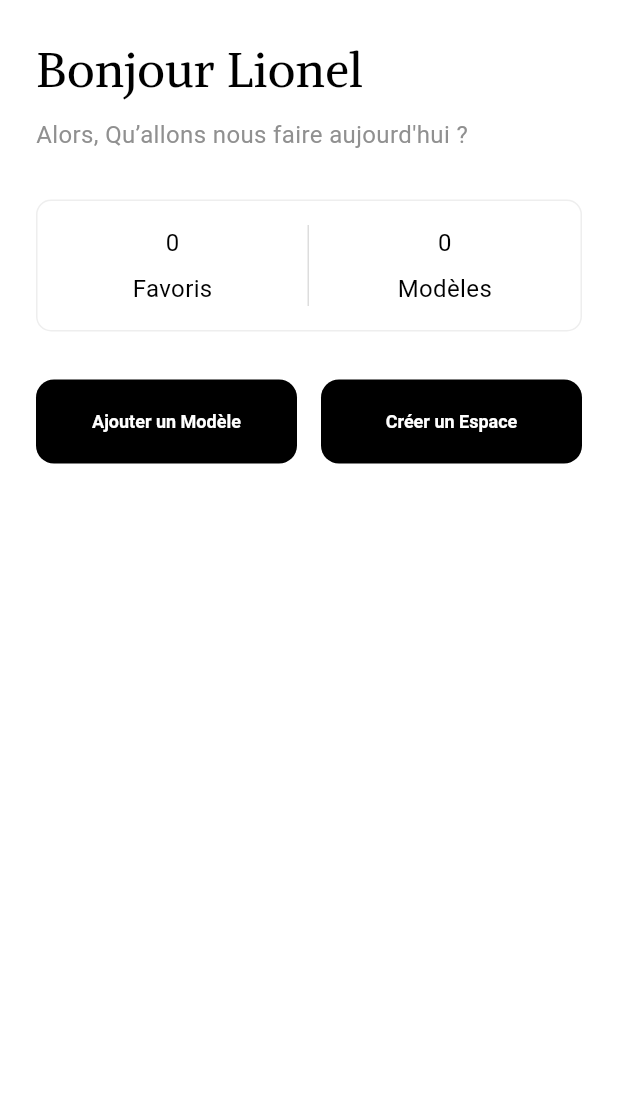
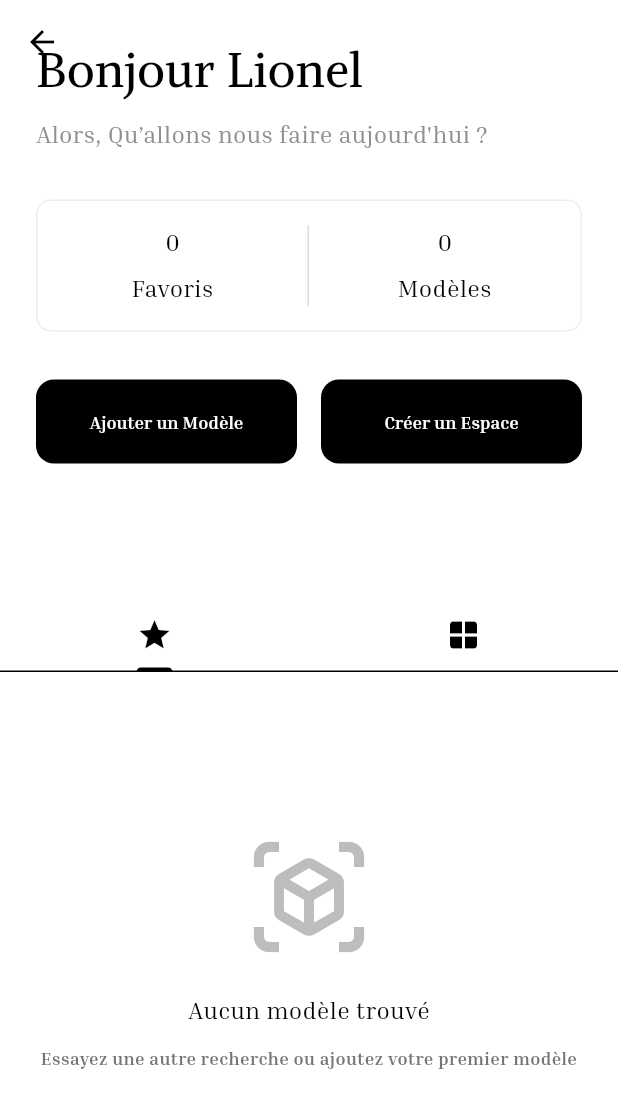
Before and after one commit to Strife-cyber/heritage_lens, a Flutter app: the ProfileScreen screen opened directly, on a phone screen of 412 x 824 dp. Shown: the top 1108 px of the screen. Run offline on Flutter 3.47's test engine with Material 3 defaults, Android fonts, the phone set to English and light mode, and no system bars; our stand-ins replace appwrite, cached_network_image, cloud_firestore, firebase_auth, firebase_core, flutter_dotenv and 5 more; missing offline and left inert: flutter_unity_widget_2; accounts and stored records are empty; generated files the repository leaves out were written again; Roboto replaces fonts that are missing (InriaSerif).

Commit message:
Lionel : Changed some UI. 50% done. Remaining some colour changes and adding backend stuff.

```diff
--- a/lib/core/app_theme.dart
+++ b/lib/core/app_theme.dart
@@ -68,7 +68,7 @@
 ///
 enum FontFamily {
   alike("Alike"),
-  inriaSerif("InriaSerif");
+  inriaSerif("Inria Serif");
 
   final String font;
   const FontFamily(this.font);
--- a/lib/views/auth/login_screen.dart
+++ b/lib/views/auth/login_screen.dart
@@ -2,6 +2,7 @@
 import 'package:flutter_riverpod/flutter_riverpod.dart';
 
 import 'package:heritage_lens/services/auth_service.dart';
+import 'package:heritage_lens/views/pages/discover_screen.dart';
 import 'package:heritage_lens/views/widgets/standard_toast.dart';
 import 'package:heritage_lens/views/widgets/standard_button.dart';
 import 'package:heritage_lens/views/widgets/standard_text_field.dart';
@@ -45,7 +46,10 @@
                 crossAxisAlignment: CrossAxisAlignment.start,
                 children: [
                   SizedBox(height: spacing * 8),
-                  Icon(Icons.arrow_back),
+                  GestureDetector(
+                    onTap: () => {Navigator.push(context, MaterialPageRoute(builder: (context) => DiscoverScreen()))},
+                    child: Icon(Icons.arrow_back)
+                  ),
                   SizedBox(height: spacing * 10),
                   Text("Se Connecter", style: AppText.titleL()),
                   SizedBox(height: spacing),
--- a/lib/views/pages/profile_screen.dart
+++ b/lib/views/pages/profile_screen.dart
@@ -1,3 +1,4 @@
+import 'package:cached_network_image/cached_network_image.dart';
 import 'package:flutter/material.dart';
 import 'package:flutter_riverpod/flutter_riverpod.dart';
 import 'package:heritage_lens/services/model_service.dart';
@@ -18,7 +19,6 @@
   List<ARModel> _userModels = [];
   bool _isLoadingFavorites = true;
   bool _isLoadingUserModels = true;
-  final _searchController = TextEditingController();
   final _username = "Lionel";
 
 
@@ -29,7 +29,7 @@
     _loadUserModels();
   }
 
-  Future<void> _loadFavoriteModels() async {
+  Future<void> _loadFavoriteModels() async { // TODO : Change to actual get of favourites models of current user
     _isLoadingFavorites = true;
     try {
       final query = await ref.read(arModelServiceProvider).getDocuments( limit: 20 );
@@ -52,7 +52,7 @@
     }
   }
 
-  Future<void> _loadUserModels() async {
+  Future<void> _loadUserModels() async { //TODO : Change to actual get of user added models
     _isLoadingFavorites = true;
     try {
       final query = await ref.read(arModelServiceProvider).getDocuments( limit: 20 );
@@ -85,7 +85,18 @@
 
     return Scaffold(
       body: SafeArea(
-        child: Padding(
+        child: DefaultTabController(
+          length: 2,
+          child: NestedScrollView(
+            headerSliverBuilder: (context, innerBoxIsScrolled) {
+              return <Widget>[
+                SliverAppBar(
+                  floating: true,
+                  expandedHeight: 400.0,
+                  backgroundColor: Colors.white,
+                  elevation: 0,
+                  flexibleSpace: FlexibleSpaceBar(
+                    background: Padding(
                       padding: const EdgeInsets.all(24.0),
                       child: Column(
                         crossAxisAlignment: CrossAxisAlignment.stretch,
@@ -104,9 +115,9 @@
                           Container(
                             decoration: BoxDecoration(
                               border: BoxBorder.all(color: Color(0x11000000)),
-                  borderRadius: BorderRadius.all(Radius.circular(10.0))
+                              borderRadius: const BorderRadius.all(Radius.circular(10.0))
                             ),
-                padding: EdgeInsets.only(top: 16.0, bottom: 16.0),
+                            padding: const EdgeInsets.only(top: 16.0, bottom: 16.0),
                             child: Row(
                               children: [
                                 Expanded(
@@ -117,7 +128,8 @@
                                     child: Column(
                                       children: [
                                         Text(
-                              "${_favoriteModels.length}",
+                                          '0',
+                                          // "${_favoriteModels.length}", TODO : Fake favoriteModels function to be removed
                                           style: AppText.bodyM(),
                                         ),
                                         SizedBox(height: 8),
@@ -134,7 +146,8 @@
                                     child: Column(
                                       children: [
                                         Text(
-                              "${_userModels.length}",
+                                          '0',
+                                          // "${_userModels.length}", TODO : Fake userModels function to be removed
                                           style: AppText.bodyM(),
                                         ),
                                         SizedBox(height: 8),
@@ -165,91 +178,75 @@
                                 )
                             ],
                           ),
-              // Container(
-              //   child: DefaultTabController(
-              //     length: 2,
-              //     child: Column(
-              //       children: [
-              //         TabBar(tabs: [
-              //           Tab(icon: Icon(Icons.star)),
-              //           Tab(icon: Icon(Icons.window)),
-              //         ]),
-              //         TabBarView(children: [
-              //           DiscoverScreen(),
-              //           SpaceScreen()
-              //         ])
-              //       ],
-              //     )
-              //   ),
-              // )
-
-            //   StandardTextField(
-            //     controller: TextEditingController(),
-            //     icon: Icons.search,
-            //     placeholder: 'Recherche...',
-            //   ),
-
-            //   const SizedBox(height: 24),
-
-            //   Text(
-            //     'Que cherchez-vous ?',
-            //     style: AppText.titleM(),
-            //   ),
-            //   const SizedBox(height: 12),
-            //   SizedBox(
-            //     height: 40,
-            //     child: ListView(
-            //       scrollDirection: Axis.horizontal,
-            //       children: [
-            //         _buildCategoryChip('Tous', isSelected: _selectedCategory == 'Tous'),
-            //         const SizedBox(width: 12),
-            //         _buildCategoryChip('Technologie', isSelected: _selectedCategory == 'Technologie'),
-            //         const SizedBox(width: 12),
-            //         _buildCategoryChip('Peinture', isSelected: _selectedCategory == 'Peinture'),
-            //         const SizedBox(width: 12),
-            //         _buildCategoryChip('Monument', isSelected: _selectedCategory == 'Monument'),
-            //       ],
-            //     ),
-            //   ),
-            //   const SizedBox(height: 32),
-
-            //   // Liste / Grille des modèles
-            //   Expanded(
-            //     child: _publicModels.isEmpty
-            //         ? _buildEmptyState()
-            //         : _buildModelsGrid(),
-            //   )
                         ],
+                      ),
+                    ),
+                  ),
+                ),
+                SliverPersistentHeader(
+                  pinned: true,
+                  delegate: _StickyTabBarDelegate (
+                    tabBar: TabBar(
+                      tabs: [Tab(icon: Icon(Icons.star)), Tab(icon: Icon(Icons.window))],
+                    ),
+                  ),
+                ),
+              ];
+            },
+            body: TabBarView(
+              children: [
+                _buildGrid(_favoriteModels, _isLoadingFavorites),
+                _buildGrid(_userModels, _isLoadingUserModels),
+              ],
+            ),
           ),
         ),
       ),
     );
   }
 
-
-  // Widget _buildCategoryChip(String label, {bool isSelected = false}) {
-  //   return GestureDetector(
-  //     onTap: () {
-  //       setState(() {
-  //         _selectedCategory = isSelected ? 'Tous' : label;
-  //         // TODO: filtrer _publicModels selon catégorie si implémenté
-  //       });
-  //     },
-  //     child: Container(
-  //       padding: const EdgeInsets.symmetric(horizontal: 20, vertical: 10),
-  //       decoration: BoxDecoration(
-  //         color: isSelected ? Colors.black : Colors.grey[200],
-  //         borderRadius: BorderRadius.circular(30),
-  //       ),
-  //       child: Text(
-  //         label,
-  //         style: AppText.bodySW().copyWith(
-  //           color: isSelected ? Colors.white : Colors.black87
-  //         ),
-  //       ),
-  //     ),
-  //   );
-  // }
+ Widget _buildGrid(List<ARModel> models, bool isLoading) {
+    if (isLoading) {
+      return const Center(child: CircularProgressIndicator());
+    }
+    if (models.isEmpty) {
+      return _buildEmptyState();
+    }
+    return GridView.builder(
+      // Fix: These two lines are critical for grids inside NestedScrollView
+      physics: const ClampingScrollPhysics(),
+      padding: EdgeInsets.zero,
+      gridDelegate: const SliverGridDelegateWithFixedCrossAxisCount(
+        crossAxisCount: 3,
+        crossAxisSpacing: 2,
+        mainAxisSpacing: 2,
+      ),
+      itemCount: models.length,
+      itemBuilder: (context, index) => models[index].thumbnailUrl.isNotEmpty
+                      ? CachedNetworkImage(
+                          //Images in 1080p so it is better to append /preview to get something lighter
+                          imageUrl: models[index].thumbnailUrl,
+                          width: double.infinity,
+                          height: double.infinity,
+                          fit: BoxFit.cover,
+                          // Un placeholder propre pendant le chargement (évite le vide blanc)
+                          placeholder: (context, url) => Container(
+                            color: Colors.grey[200],
+                            child: const Center(
+                              child: CircularProgressIndicator(strokeWidth: 2),
+                            ),
+                          ),
+                          // Gestion des erreurs (image corrompue ou lien mort)
+                          errorWidget: (context, url, error) => Container(
+                            color: Colors.grey[200],
+                            child: const Icon(Icons.broken_image, color: Colors.grey),
+                          ),
+                          // Durée de l'animation d'apparition
+                          fadeInDuration: const Duration(milliseconds: 500),
+                        )
+                      : Container(color: Colors.grey[200]),
+    );
+  }
 
   Widget _buildEmptyState() {
     return Center(
@@ -279,85 +276,27 @@
       ),
     );
   }
+}
 
-  // Widget _buildModelsGrid() {
-  //   return GridView.builder(
-  //     gridDelegate: const SliverGridDelegateWithFixedCrossAxisCount(
-  //       crossAxisCount: 2,
-  //       crossAxisSpacing: 16,
-  //       mainAxisSpacing: 16,
-  //       childAspectRatio: 0.78, // un peu plus haut que large
-  //     ),
-  //     itemCount: _publicModels.length,
-  //     itemBuilder: (context, index) {
-  //       final model = _publicModels[index];
-  //       return GestureDetector(
-  //         onTap: () {
-  //           // TODO: navigation vers détail du modèle
-  //           ScaffoldMessenger.of(context).showSnackBar(
-  //             SnackBar(content: Text('Ouvrir ${model.name}')),
-  //           );
-  //         },
-  //         child: Container(
-  //           decoration: BoxDecoration(
-  //             color: Colors.white,
-  //             borderRadius: BorderRadius.circular(12),
-  //             boxShadow: [
-  //               BoxShadow(
-  //                 color: Colors.grey.withValues(alpha: 0.15),
-  //                 blurRadius: 10,
-  //                 offset: const Offset(0, 4),
-  //               ),
-  //             ],
-  //           ),
-  //           child: Column(
-  //             crossAxisAlignment: CrossAxisAlignment.stretch,
-  //             children: [
-  //               Expanded(
-  //                 child: ClipRRect(
-  //                   borderRadius: const BorderRadius.vertical(top: Radius.circular(12)),
-  //                   child: Container(
-  //                     color: Colors.grey[100],
-  //                     child: Center(
-  //                       child: Icon(
-  //                         Icons.view_in_ar_outlined,
-  //                         size: 48,
-  //                         color: Colors.grey[500],
-  //                       ),
-  //                     ), // ← Remplacer par Image.network(model.thumbnailUrl) quand disponible
-  //                   ),
-  //                 ),
-  //               ),
-  //               Padding(
-  //                 padding: const EdgeInsets.all(12),
-  //                 child: Column(
-  //                   crossAxisAlignment: CrossAxisAlignment.start,
-  //                   children: [
-  //                     Text(
-  //                       model.name,
-  //                       style: const TextStyle(
-  //                         fontWeight: FontWeight.w600,
-  //                         fontSize: 15,
-  //                       ),
-  //                       maxLines: 1,
-  //                       overflow: TextOverflow.ellipsis,
-  //                     ),
-  //                     const SizedBox(height: 4),
-  //                     Text(
-  //                       model.formatType,
-  //                       style: TextStyle(
-  //                         fontSize: 12,
-  //                         color: Colors.grey[600],
-  //                       ),
-  //                     ),
-  //                   ],
-  //                 ),
-  //               ),
-  //             ],
-  //           ),
-  //         ),
-  //       );
-  //     },
-  //   );
-  // }
+class _StickyTabBarDelegate extends SliverPersistentHeaderDelegate {
+  final TabBar tabBar;
+
+  const _StickyTabBarDelegate({required this.tabBar});
+
+  @override
+  Widget build(BuildContext context, double shrinkOffset, bool overlapsContent) {
+    return Container(
+      color: Colors.white, // Prevents content showing through when pinned
+      child: tabBar,
+    );
   }
+
+  @override
+  double get maxExtent => tabBar.preferredSize.height;
+
+  @override
+  double get minExtent => tabBar.preferredSize.height;
+
+  @override
+  bool shouldRebuild(_StickyTabBarDelegate oldDelegate) => false;
+}
--- a/lib/views/pages/space_screen.dart
+++ b/lib/views/pages/space_screen.dart
@@ -42,7 +42,7 @@
               StandardButton(
                 width: 50,
                 child: Text('Rejoindre'),
-                onPressed: () {} //TODO: Implementer la logique de rejoindre un espace
+                onPressed: () {} //TODO: Implementer la logique de rejoindre un espace - Lionel : Ca c'est pour l'an prochain
               ),
               const SizedBox(height: 64),
               Text(
--- a/lib/views/widgets/standard_text_helpers.dart
+++ b/lib/views/widgets/standard_text_helpers.dart
@@ -154,6 +154,19 @@
         height: height,
       );
 
+  static TextStyle bodySNB({
+    Color color = _primaryColor,
+    FontWeight weight = FontWeight.w400,
+    double? height,
+  }) =>
+      TextStyle(
+        fontFamily: FontFamily.inriaSerif.font,
+        fontSize: 12,
+        fontWeight: weight,
+        color: color,
+        height: height,
+      );
+
   static TextStyle bodySW({
     Color color = _inverseColor,
     FontWeight weight = FontWeight.w600,
```
Also changed, not shown: lib/views/home.dart (+12 -0 lines), lib/views/pages/discover_screen.dart (+34 -17 lines), pubspec.lock. Lines whose indentation alone changed are shown as unchanged.
